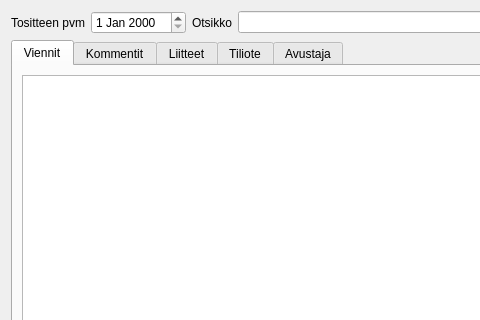
This is kitupiikki/kirjaus/kirjaus.ui in artoh/kitupiikki as Qt 5 draws it before an edit; both pictures show x 0 to 480 and y 0 to 320 of the 816 by 404 pixel window. The edited form follows.
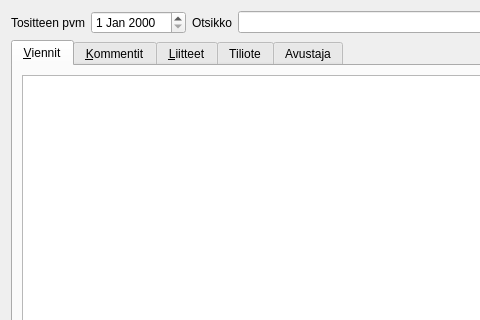
This is the edited form.

Commit message: Kirjauksen välilehtien oikotiet

```diff
--- a/kitupiikki/kirjaus/kirjaus.ui
+++ b/kitupiikki/kirjaus/kirjaus.ui
@@ -54,7 +54,7 @@
      </property>
      <widget class="QWidget" name="viennit">
       <attribute name="title">
-       <string>Viennit</string>
+       <string>&amp;Viennit</string>
       </attribute>
       <layout class="QVBoxLayout" name="verticalLayout">
        <item>
@@ -108,7 +108,7 @@
      </widget>
      <widget class="QWidget" name="kommentit">
       <attribute name="title">
-       <string>Kommentit</string>
+       <string>&amp;Kommentit</string>
       </attribute>
       <layout class="QVBoxLayout" name="verticalLayout_3">
        <item>
@@ -122,7 +122,7 @@
      </widget>
      <widget class="QWidget" name="liitteet">
       <attribute name="title">
-       <string>Liitteet</string>
+       <string>&amp;Liitteet</string>
       </attribute>
       <layout class="QHBoxLayout" name="horizontalLayout_3">
        <item>
```
The commit also changes 1 other file.
